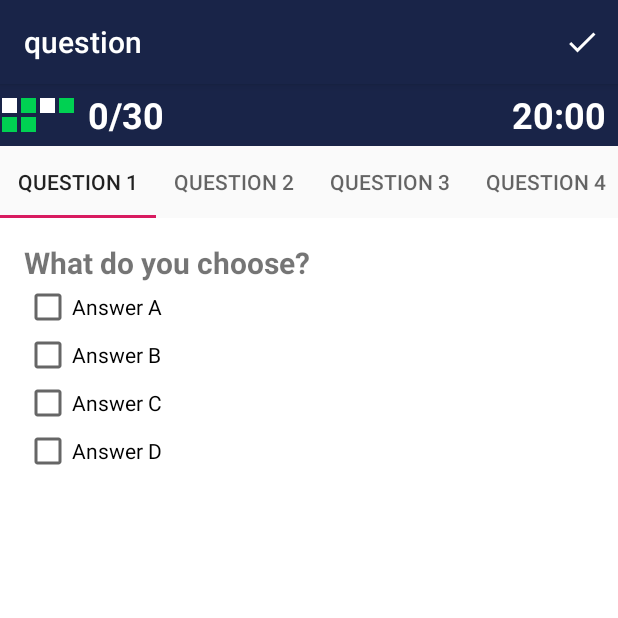
After one commit to kareemmohamed299/final-project-graduated, an Android app: the mcq_question screen opened directly, with no data from a screen before it, on a phone screen of 412 x 824 dp, the top half of it. The commit adds this screen. Run offline under Robolectric (Android 15) with nearby library versions, the phone set to English and light mode, and no system bars; our stand-ins replace navigation-ui.

Commit message:
first question

```diff
--- a/app/src/main/java/com/example/project1/AnswerSheetAdapter.java
+++ /dev/null
@@ -1,4 +0,0 @@
-package com.example.project1;
-
-public class AnswerSheetAdapter {
-}
--- /dev/null
+++ b/app/src/main/java/com/example/project1/questions/AnswerSheetAdapter.java
@@ -0,0 +1,67 @@
+package com.example.project1.questions;
+
+import android.content.Context;
+import android.view.LayoutInflater;
+import android.view.View;
+import android.view.ViewGroup;
+
+import androidx.annotation.NonNull;
+import androidx.recyclerview.widget.RecyclerView;
+
+import com.example.project1.R;
+
+public class AnswerSheetAdapter extends RecyclerView.Adapter<AnswerSheetAdapter.MyViewHolder> {
+
+    Context context ;
+    private String[] typeAnswer = {"no answer","answered","no answer","answered","answered","answered"
+    };
+    private String[] questions ;
+
+    public AnswerSheetAdapter(String[]questionList)
+    {
+        this.questions= questionList;
+    }
+
+
+    public class MyViewHolder extends RecyclerView.ViewHolder{
+
+        View question_item;
+        public MyViewHolder(@NonNull View itemView){
+            super(itemView);
+            question_item = itemView.findViewById(R.id.question_item);
+        }
+    }
+
+
+
+
+    @NonNull
+    @Override
+    public MyViewHolder onCreateViewHolder(@NonNull ViewGroup parent, int viewType) {
+
+        View itemView = LayoutInflater.from(parent.getContext()).inflate(R.layout.answer_sheet_item,parent,false);
+        return new MyViewHolder(itemView);
+    }
+
+
+
+
+    @Override
+    public void onBindViewHolder(@NonNull MyViewHolder holder, int position) {
+        if(typeAnswer[position]=="answered")
+            holder.question_item.setBackgroundResource(R.color.green);
+        else
+            holder.question_item.setBackgroundResource(R.color.white);
+    }
+
+    @Override
+    public int getItemCount() {
+        return questions.length;
+    }
+
+
+
+
+
+
+}
--- /dev/null
+++ b/app/src/main/java/com/example/project1/questions/mcqAdapter.java
@@ -0,0 +1,35 @@
+package com.example.project1.questions;
+
+import androidx.annotation.NonNull;
+import androidx.annotation.Nullable;
+import androidx.fragment.app.Fragment;
+import androidx.fragment.app.FragmentManager;
+import androidx.fragment.app.FragmentPagerAdapter;
+
+import java.util.List;
+
+public class mcqAdapter extends FragmentPagerAdapter {
+
+    List<mcq_question> fragmentList;
+    public mcqAdapter(@NonNull FragmentManager fm , List<mcq_question> fragmentList ) {
+        super(fm);
+        this.fragmentList=fragmentList;
+    }
+
+    @NonNull
+    @Override
+    public Fragment getItem(int position) {
+        return fragmentList.get(position);
+    }
+
+    @Override
+    public int getCount() {
+        return fragmentList.size();
+    }
+
+    @Nullable
+    @Override
+    public CharSequence getPageTitle(int position) {
+        return new StringBuilder("Question ").append(position+1).toString();
+    }
+}
--- /dev/null
+++ b/app/src/main/java/com/example/project1/questions/mcq_question.java
@@ -0,0 +1,45 @@
+package com.example.project1.questions;
+
+
+
+import android.os.Bundle;
+
+import androidx.fragment.app.Fragment;
+
+import android.view.LayoutInflater;
+import android.view.View;
+import android.view.ViewGroup;
+import android.widget.CheckBox;
+import android.widget.TextView;
+
+import com.example.project1.R;
+
+
+public class mcq_question extends Fragment {
+
+    TextView question_txt ;
+    CheckBox ckbA,ckbB,ckbC,ckbD;
+
+
+    public mcq_question() {
+
+    }
+
+
+
+    @Override
+    public View onCreateView(LayoutInflater inflater, ViewGroup container,
+                             Bundle savedInstanceState) {
+        View itemView = inflater.inflate(R.layout.mcq_question, container, false);
+
+
+        question_txt = itemView.findViewById(R.id.question_txt);
+        ckbA = itemView.findViewById(R.id.ckbA);
+        ckbB = itemView.findViewById(R.id.ckbB);
+        ckbC = itemView.findViewById(R.id.ckbC);
+        ckbD = itemView.findViewById(R.id.ckbD);
+
+
+
+        return itemView;
+    }}
--- /dev/null
+++ b/app/src/main/java/com/example/project1/questions/question.java
@@ -0,0 +1,151 @@
+package com.example.project1.questions;
+
+import android.content.Intent;
+import android.os.Bundle;
+
+import com.example.project1.R;
+import com.example.project1.result;
+
+import android.view.MenuItem;
+import android.view.View;
+
+import androidx.annotation.NonNull;
+import androidx.appcompat.app.AlertDialog;
+import androidx.navigation.ui.AppBarConfiguration;
+
+import com.google.android.material.navigation.NavigationView;
+import com.google.android.material.tabs.TabLayout;
+
+import androidx.drawerlayout.widget.DrawerLayout;
+
+import androidx.appcompat.app.AppCompatActivity;
+import androidx.appcompat.widget.Toolbar;
+import androidx.recyclerview.widget.GridLayoutManager;
+import androidx.recyclerview.widget.RecyclerView;
+import androidx.viewpager.widget.ViewPager;
+
+import android.view.Menu;
+import android.widget.Button;
+import android.widget.TextView;
+
+import java.util.ArrayList;
+
+public class question extends AppCompatActivity implements NavigationView.OnNavigationItemSelectedListener {
+
+    private AppBarConfiguration mAppBarConfiguration;
+    RecyclerView answer_sheet_view;
+    TextView txt_right_answer;
+    TextView txt_timer;
+    RecyclerView.Adapter adapter;
+    boolean isAnswerModeView = false;
+
+    public  static ArrayList<mcq_question> fragmentList = new ArrayList<>();
+    public  String[] questionList = {"question 1","question 2","question 3","question 4","question 5","question 6"
+    };
+
+    ViewPager viewPager;
+    TabLayout tabLayout;
+
+
+    @Override
+    protected void onCreate(Bundle savedInstanceState) {
+        super.onCreate(savedInstanceState);
+        setContentView(R.layout.activity_question);
+        Toolbar toolbar = findViewById(R.id.toolbar);
+        setSupportActionBar(toolbar);
+
+        DrawerLayout drawer = findViewById(R.id.drawer_layout);
+        NavigationView navigationView = findViewById(R.id.nav_view);
+        // Passing each menu ID as a set of Ids because each
+        // menu should be considered as top level destinations.
+       /* mAppBarConfiguration = new AppBarConfiguration.Builder(
+                R.id.nav_home, R.id.nav_gallery, R.id.nav_slideshow,
+                R.id.nav_tools, R.id.nav_share, R.id.nav_send)
+                .setDrawerLayout(drawer)
+                .build();*/
+     /*   NavController navController = Navigation.findNavController(this, R.id.nav_host_fragment);
+        NavigationUI.setupActionBarWithNavController(this, navController, mAppBarConfiguration);
+        NavigationUI.setupWithNavController(navigationView, navController);*/
+
+
+        txt_right_answer = (TextView)findViewById(R.id.txt_question_right);
+        txt_timer = (TextView)findViewById(R.id.txt_timer);
+        txt_timer.setVisibility(View.VISIBLE);
+        txt_right_answer.setVisibility(View.VISIBLE);
+
+        navigationView.setNavigationItemSelectedListener(this);
+        answer_sheet_view = (RecyclerView)findViewById(R.id.grid_answer);
+        answer_sheet_view.setHasFixedSize(true);
+        answer_sheet_view.setLayoutManager(new GridLayoutManager(this,4));
+
+        adapter = new AnswerSheetAdapter(questionList);
+        answer_sheet_view.setAdapter(adapter);
+
+        viewPager = (ViewPager)findViewById(R.id.viewpager);
+        tabLayout = (TabLayout) findViewById(R.id.sliding_tabs);
+
+        genFragmentList();
+        mcqAdapter mcqAdapter  = new mcqAdapter(getSupportFragmentManager(),fragmentList);
+
+
+        viewPager.setAdapter(mcqAdapter);
+        tabLayout.setupWithViewPager(viewPager);
+
+    }
+
+
+    private void genFragmentList(){
+        for(int i=0;i<questionList.length;i++)
+        {
+            mcq_question frag = new mcq_question();
+            fragmentList.add(frag);
+        }
+    }
+
+    @Override
+    public boolean onCreateOptionsMenu(Menu menu) {
+        // Inflate the menu; this adds items to the action bar if it is present.
+        getMenuInflater().inflate(R.menu.question, menu);
+        return true;
+    }
+
+    @Override
+    public boolean onNavigationItemSelected(@NonNull MenuItem item) {
+        return false;
+    }
+
+    @Override
+    public boolean onOptionsItemSelected(@NonNull MenuItem item) {
+
+        int id = item.getItemId();
+
+        if(id ==R.id.finish_exam)
+        {
+
+            if(!isAnswerModeView)
+            {
+                AlertDialog dialog =new AlertDialog.Builder(this)
+                        .setMessage("Do you want to finish?").setNegativeButton("No",null)
+                        .setPositiveButton("Yes",null).show();
+
+                Button positive = dialog.getButton(AlertDialog.BUTTON_POSITIVE);
+                positive.setOnClickListener(new View.OnClickListener() {
+                    @Override
+                    public void onClick(View v) {
+                        Intent myIntent = new Intent(question.this, result.class);
+                        startActivity(myIntent);
+                    }
+                });
+
+            }
+            return true;
+        }
+        return super.onOptionsItemSelected(item);
+    }
+    //@Override
+  /*  public boolean onSupportNavigateUp() {
+        NavController navController = Navigation.findNavController(this, R.id.nav_host_fragment);
+        return NavigationUI.navigateUp(navController, mAppBarConfiguration)
+                || super.onSupportNavigateUp();
+    }*/
+}
--- /dev/null
+++ b/app/src/main/res/drawable/ic_check_black_24dp.xml
@@ -0,0 +1,5 @@
+<vector android:height="24dp" android:tint="#FFFFFF"
+    android:viewportHeight="24.0" android:viewportWidth="24.0"
+    android:width="24dp" xmlns:android="http://schemas.android.com/apk/res/android">
+    <path android:fillColor="#FF000000" android:pathData="M9,16.17L4.83,12l-1.42,1.41L9,19 21,7l-1.41,-1.41z"/>
+</vector>
--- a/app/src/main/res/layout/activity_question.xml
+++ b/app/src/main/res/layout/activity_question.xml
@@ -20,6 +20,6 @@
         android:layout_gravity="start"
         android:fitsSystemWindows="true"
         app:headerLayout="@layout/nav_header_question"
-        app:menu="@menu/activity_question_drawer" />
+       />
 
 </androidx.drawerlayout.widget.DrawerLayout>
--- a/app/src/main/res/layout/answer_sheet_item.xml
+++ b/app/src/main/res/layout/answer_sheet_item.xml
@@ -1,6 +1,15 @@
 <?xml version="1.0" encoding="utf-8"?>
-<LinearLayout xmlns:android="http://schemas.android.com/apk/res/android"
-    android:orientation="vertical" android:layout_width="match_parent"
-    android:layout_height="match_parent">
+<RelativeLayout xmlns:android="http://schemas.android.com/apk/res/android"
+    android:layout_width="wrap_content"
+    android:layout_height="wrap_content"
+    android:padding="1dp">
 
-</LinearLayout>
+
+    <View
+        android:id="@+id/question_item"
+        android:layout_width="10dp"
+        android:layout_height="10dp"
+        android:background="@color/yellow"
+        />
+
+</RelativeLayout>
--- a/app/src/main/res/layout/content_question.xml
+++ b/app/src/main/res/layout/content_question.xml
@@ -1,20 +1,72 @@
 <?xml version="1.0" encoding="utf-8"?>
-<androidx.constraintlayout.widget.ConstraintLayout xmlns:android="http://schemas.android.com/apk/res/android"
+<LinearLayout xmlns:android="http://schemas.android.com/apk/res/android"
     xmlns:app="http://schemas.android.com/apk/res-auto"
     xmlns:tools="http://schemas.android.com/tools"
     android:layout_width="match_parent"
     android:layout_height="match_parent"
     app:layout_behavior="@string/appbar_scrolling_view_behavior"
-    tools:showIn="@layout/app_bar_main">
+    android:orientation="vertical"
+    tools:showIn="@layout/app_bar_question">
 
-    <fragment
-        android:id="@+id/nav_host_fragment"
-        android:name="androidx.navigation.fragment.NavHostFragment"
+    <RelativeLayout
+        android:background="@color/colorPrimary"
+        android:layout_width="match_parent"
+        android:layout_height="wrap_content"
+        app:layout_behavior="@string/appbar_scrolling_view_behavior">
+
+        <androidx.recyclerview.widget.RecyclerView
+            android:layout_width="wrap_content"
+            android:layout_height="wrap_content"
+            android:layout_marginTop="8dp"
+            android:layout_marginBottom="8dp"
+            android:id="@+id/grid_answer"/>
+
+        <TextView
+            android:id="@+id/txt_question_right"
+            android:layout_width="wrap_content"
+            android:layout_height="wrap_content"
+            android:layout_toRightOf="@+id/grid_answer"
+            android:layout_marginLeft="8dp"
+            android:text="0/30"
+            android:layout_centerVertical="true"
+            android:textSize="24sp"
+            android:textStyle="bold"
+            android:textColor="@color/white"
+            android:visibility="gone"/>
+
+        <TextView
+            android:id="@+id/txt_timer"
+            android:layout_width="wrap_content"
+            android:layout_height="wrap_content"
+            android:layout_marginLeft="8dp"
+            android:text="20:00"
+            android:layout_alignParentEnd="true"
+            android:layout_marginRight="8dp"
+            android:layout_centerVertical="true"
+            android:textSize="24sp"
+            android:textStyle="bold"
+            android:textColor="@color/white"
+            android:visibility="gone"/>
+
+    </RelativeLayout>
+    <LinearLayout
+        app:layout_behavior="@string/appbar_scrolling_view_behavior"
         android:layout_width="match_parent"
         android:layout_height="match_parent"
-        app:defaultNavHost="true"
-        app:layout_constraintLeft_toLeftOf="parent"
-        app:layout_constraintRight_toRightOf="parent"
-        app:layout_constraintTop_toTopOf="parent"
-        app:navGraph="@navigation/mobile_navigation" />
-</androidx.constraintlayout.widget.ConstraintLayout>
+        android:orientation="vertical">
+
+        <com.google.android.material.tabs.TabLayout
+            android:id="@+id/sliding_tabs"
+            android:layout_width="match_parent"
+            android:layout_height="wrap_content"
+            app:tabMode="scrollable"/>
+        <androidx.viewpager.widget.ViewPager
+            android:id="@+id/viewpager"
+            android:layout_width="match_parent"
+            android:layout_height="match_parent"
+            android:background="@color/white"/>
+
+    </LinearLayout>
+
+
+</LinearLayout>
--- /dev/null
+++ b/app/src/main/res/layout/mcq_question.xml
@@ -0,0 +1,47 @@
+<?xml version="1.0" encoding="utf-8"?>
+<RelativeLayout xmlns:android="http://schemas.android.com/apk/res/android"
+    xmlns:tools="http://schemas.android.com/tools"
+    android:layout_width="match_parent"
+    android:layout_height="match_parent"
+    tools:context=".questions.mcq_question">
+
+
+    <LinearLayout
+        android:layout_width="match_parent"
+        android:layout_height="wrap_content"
+        android:orientation="vertical"
+        android:layout_margin="16dp">
+
+        <TextView
+            android:id="@+id/question_txt"
+            android:layout_width="wrap_content"
+            android:layout_height="wrap_content"
+            android:text="What do you choose?"
+            android:textStyle="bold"
+            android:textSize="20sp"/>
+        <CheckBox
+            android:id="@+id/ckbA"
+            android:layout_width="wrap_content"
+            android:layout_height="wrap_content"
+            android:text="Answer A"/>
+        <CheckBox
+            android:id="@+id/ckbB"
+            android:layout_width="wrap_content"
+            android:layout_height="wrap_content"
+            android:text="Answer B"/>
+        <CheckBox
+            android:id="@+id/ckbC"
+            android:layout_width="wrap_content"
+            android:layout_height="wrap_content"
+            android:text="Answer C"/>
+        <CheckBox
+            android:id="@+id/ckbD"
+            android:layout_width="wrap_content"
+            android:layout_height="wrap_content"
+            android:text="Answer D"/>
+
+    </LinearLayout>
+
+
+
+</RelativeLayout>
--- a/app/src/main/res/menu/question.xml
+++ b/app/src/main/res/menu/question.xml
@@ -2,8 +2,9 @@
 <menu xmlns:android="http://schemas.android.com/apk/res/android"
     xmlns:app="http://schemas.android.com/apk/res-auto">
     <item
-        android:id="@+id/action_settings"
+        android:id="@+id/finish_exam"
         android:orderInCategory="100"
-        android:title="@string/action_settings"
-        app:showAsAction="never" />
+        android:title="Finish Exam"
+        android:icon="@drawable/ic_check_black_24dp"
+        app:showAsAction="always" />
 </menu>
--- a/app/src/main/res/values/styles.xml
+++ b/app/src/main/res/values/styles.xml
@@ -6,7 +6,18 @@
         <item name="colorPrimary">@color/blue</item>
         <item name="colorPrimaryDark">@color/blue</item>
         <item name="colorAccent">@color/colorAccent</item>
+        <item name="materialAlertDialogTheme">@style/ThemeOverlay.MaterialComponents.MaterialAlertDialog</item>
 
     </style>
 
+    <style name="AppTheme.NoActionBar">
+        <item name="windowActionBar">false</item>
+        <item name="windowNoTitle">true</item>
+    </style>
+
+    <style name="AppTheme.AppBarOverlay" parent="ThemeOverlay.AppCompat.Dark.ActionBar" />
+
+    <style name="AppTheme.PopupOverlay" parent="ThemeOverlay.AppCompat.Light" />
+
+
 </resources>
```
Also changed, not shown: app/src/main/AndroidManifest.xml (+6 -1 lines), app/src/main/java/com/example/project1/course_info.java (+19 -0 lines), app/src/main/java/com/example/project1/question.java (deleted, +0 -69 lines), app/src/main/java/com/example/project1/result.java (added, +14 -0 lines), app/src/main/res/layout/app_bar_question.xml (+2 -8 lines), app/src/main/res/layout/nav_header_question.xml (+15 -30 lines), app/src/main/res/layout/result.xml (added, +21 -0 lines), app/src/main/res/values/strings.xml (+14 -0 lines).
